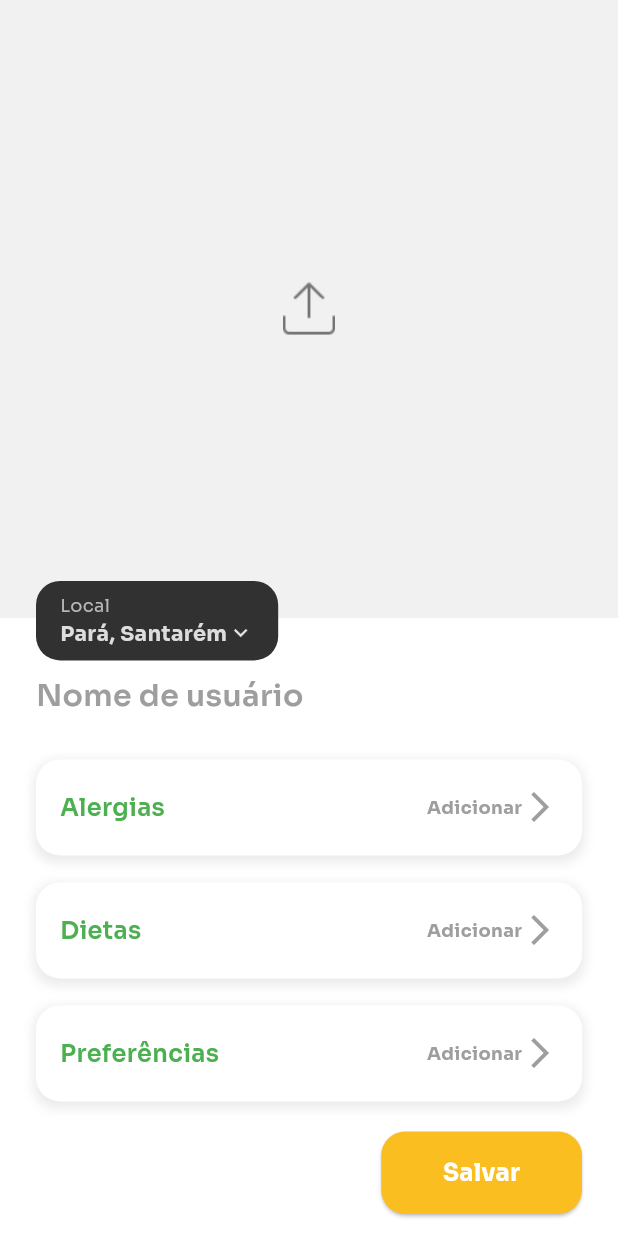
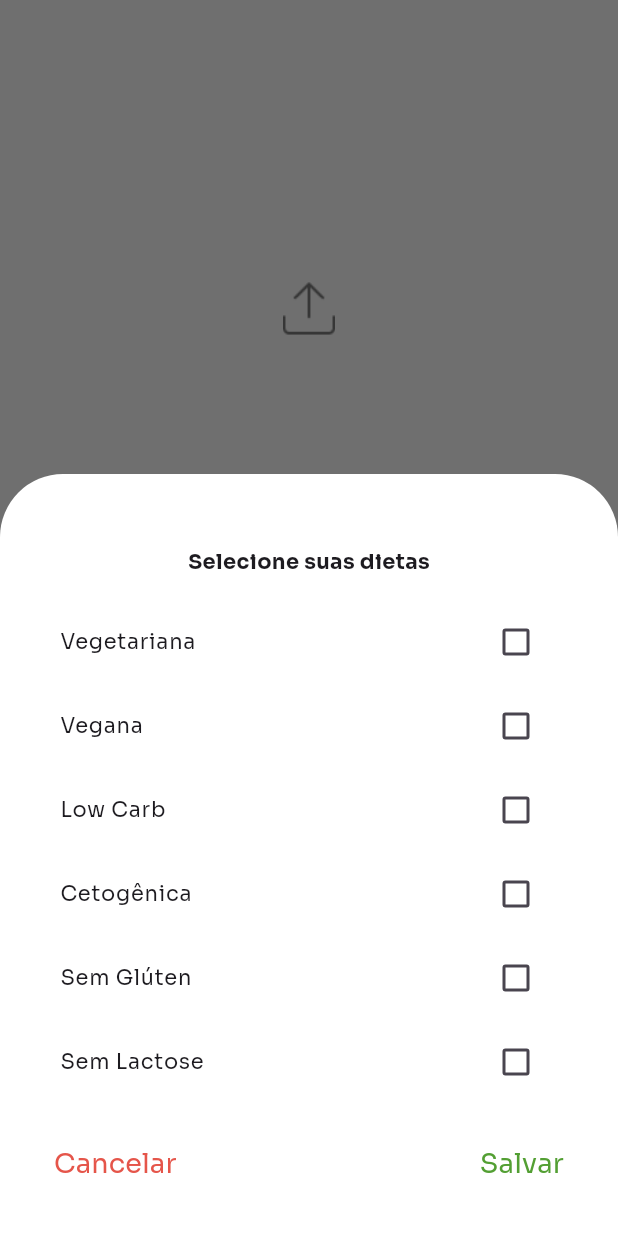
Before and after one commit to franbs2/EatS, a Flutter app: the PerfilPage screen opened by its route, after a tap on "Dietas", on a phone screen of 412 x 824 dp. Run offline on Flutter 3.47's test engine with Material 3 defaults, Android fonts, the light colour scheme and no system bars; our stand-ins replace carousel_slider, cloud_firestore, firebase_auth, firebase_core, firebase_storage, google_fonts and 2 more; accounts and stored records are empty; generated files the repository leaves out were written again.

Commit message:
feat: adds widget list diets

```diff
--- a/lib/presentation/view/perfil_page.dart
+++ b/lib/presentation/view/perfil_page.dart
@@ -3,6 +3,7 @@ import 'package:provider/provider.dart';
 import '../providers/preferences_provider.dart'; // Importe o PreferencesProvider
 import '../widget/alergies_list_widget.dart';
 import '../widget/button_default_widget.dart';
+import '../widget/diets_list_widget.dart';
 import '../widget/location_widget.dart';
 import '../widget/preference_options_widget.dart';
 import '../widget/text_username_widget.dart';
@@ -46,7 +47,7 @@ class PerfilPage extends StatelessWidget {
                           const SizedBox(height: 18),
                           PreferenceOptionsWidget(
                             title: 'Dietas',
-                            onTap: () => (),
+                            onTap: () => _showDietsModal(context),
                           ),
                           const SizedBox(height: 18),
                           PreferenceOptionsWidget(
@@ -94,19 +95,24 @@ class PerfilPage extends StatelessWidget {
     );
   }
 
-  // // Função para exibir o modal de dietas
-  // void _showDietsModal(BuildContext context) {
-  //   showModalBottomSheet(
-  //     context: context,
-  //     backgroundColor: Colors.white,
-  //     shape: const RoundedRectangleBorder(
-  //       borderRadius: BorderRadius.vertical(top: Radius.circular(16.0)),
-  //     ),
-  //     builder: (context) {
-  //       return const DietsListWidget();
-  //     },
-  //   );
-  // }
+  //  Função para exibir o modal de dietas
+  void _showDietsModal(BuildContext context) {
+    showModalBottomSheet(
+      context: context,
+      elevation: 50,
+      backgroundColor: AppTheme.secondaryColor,
+      isScrollControlled: true,
+      shape: const RoundedRectangleBorder(
+        borderRadius: BorderRadius.vertical(top: Radius.circular(42.0)),
+      ),
+      builder: (context) {
+        return const Padding(
+          padding: EdgeInsets.only(top: 24),
+          child: SingleChildScrollView(child: DietsListWidget()),
+        );
+      },
+    );
+  }
 
   // // Função para exibir o modal de preferências
   // void _showPreferencesModal(BuildContext context) {
--- /dev/null
+++ b/lib/presentation/widget/diets_list_widget.dart
@@ -0,0 +1,82 @@
+import 'package:eats/core/style/color.dart';
+import 'package:flutter/material.dart';
+import 'package:provider/provider.dart';
+import '../providers/preferences_provider.dart';
+
+class DietsListWidget extends StatelessWidget {
+  const DietsListWidget({super.key});
+
+  @override
+  Widget build(BuildContext context) {
+    // Lista de dietas mockada
+    final List<String> dietas = [
+      'Vegetariana',
+      'Vegana',
+      'Low Carb',
+      'Cetogênica',
+      'Sem Glúten',
+      'Sem Lactose'
+    ];
+    final preferencesProvider = Provider.of<PreferencesProvider>(context);
+
+    return Padding(
+      padding: const EdgeInsets.symmetric(vertical: 24, horizontal: 24),
+      child: Column(
+        mainAxisSize: MainAxisSize.min,
+        crossAxisAlignment: CrossAxisAlignment.center,
+        children: [
+          const Padding(
+            padding: EdgeInsets.symmetric(horizontal: 14.0),
+            child: Text(
+              'Selecione suas dietas',
+              style: TextStyle(fontSize: 14, fontWeight: FontWeight.bold),
+            ),
+          ),
+          const SizedBox(height: 16),
+          ...dietas.map((diet) => CheckboxListTile(
+                checkColor: AppTheme.secondaryColor,
+                activeColor: AppTheme.primaryColor,
+                title: Text(
+                  diet,
+                  style: const TextStyle(
+                      fontSize: 14, fontWeight: FontWeight.normal),
+                ),
+                value: preferencesProvider.selectedDiets.contains(diet),
+                onChanged: (bool? newValue) {
+                  preferencesProvider.toggleDiet(diet);
+                },
+              )),
+          const SizedBox(height: 16),
+          Row(
+            mainAxisAlignment: MainAxisAlignment.spaceBetween,
+            children: [
+              TextButton(
+                  onPressed: () {
+                    Navigator.of(context).pop();
+                  },
+                  child: const Text(
+                    'Cancelar',
+                    style: TextStyle(
+                      color: Color.fromARGB(255, 229, 85, 74),
+                      fontWeight: FontWeight.normal,
+                      fontSize: 18,
+                    ),
+                  )),
+              TextButton(
+                onPressed: () {},
+                child: const Text(
+                  'Salvar',
+                  style: TextStyle(
+                    fontSize: 18,
+                    color: AppTheme.primaryColor,
+                    fontWeight: FontWeight.normal,
+                  ),
+                ),
+              ),
+            ],
+          ),
+        ],
+      ),
+    );
+  }
+}
```
